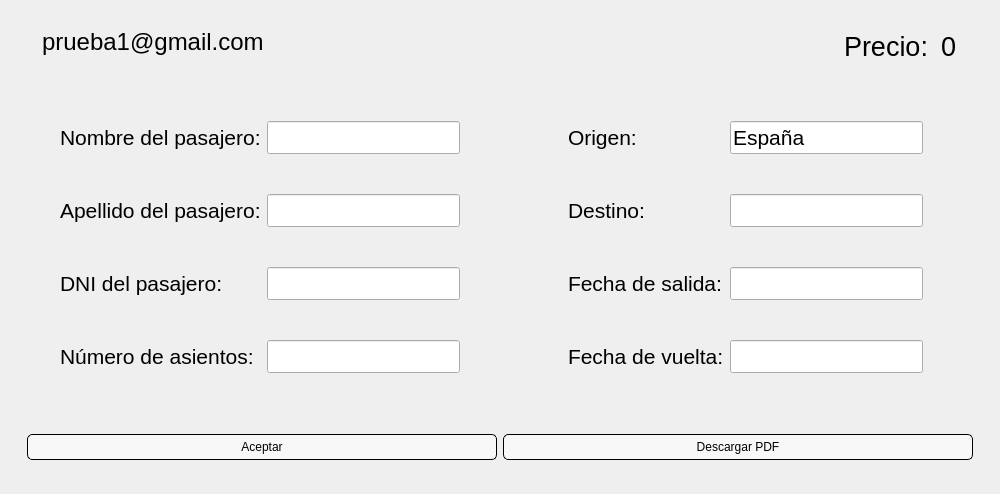
Qt form billete.ui (ilopjim13/PersistenciaDatos_PyQT) before a commit.
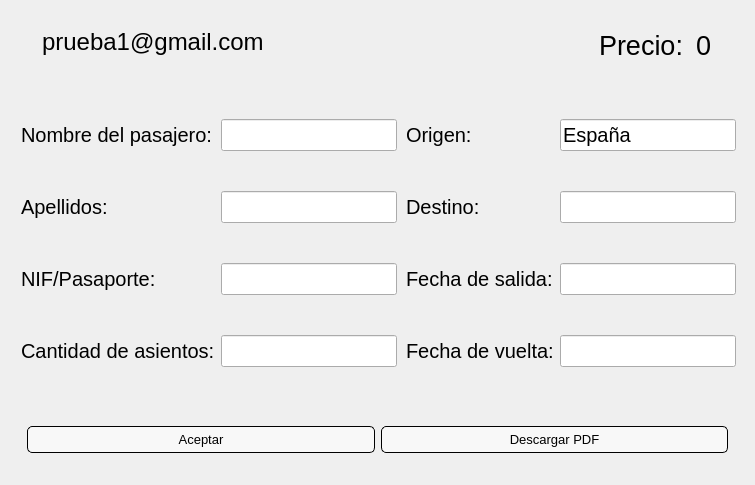
The same form after that commit. Icons and pictures are not drawn.

```diff
--- a/billete.ui
+++ b/billete.ui
@@ -6,20 +6,20 @@
    <rect>
     <x>0</x>
     <y>0</y>
-    <width>1000</width>
-    <height>494</height>
+    <width>755</width>
+    <height>485</height>
    </rect>
   </property>
   <property name="minimumSize">
    <size>
-    <width>1000</width>
-    <height>494</height>
+    <width>755</width>
+    <height>485</height>
    </size>
   </property>
   <property name="maximumSize">
    <size>
-    <width>1000</width>
-    <height>494</height>
+    <width>755</width>
+    <height>490</height>
    </size>
   </property>
   <property name="windowTitle">
@@ -142,6 +142,9 @@
               <property name="text">
                <string>prueba1@gmail.com</string>
               </property>
+              <property name="readOnly">
+               <bool>true</bool>
+              </property>
              </widget>
             </item>
            </layout>
@@ -257,7 +260,7 @@
             <widget class="QLabel" name="nombreDelPasajeroLabel">
              <property name="font">
               <font>
-               <pointsize>16</pointsize>
+               <pointsize>15</pointsize>
               </font>
              </property>
              <property name="text">
@@ -269,7 +272,7 @@
             <widget class="QLineEdit" name="te_nombre">
              <property name="font">
               <font>
-               <pointsize>16</pointsize>
+               <pointsize>15</pointsize>
               </font>
              </property>
              <property name="readOnly">
@@ -281,11 +284,11 @@
             <widget class="QLabel" name="apellidoDelPasajeroLabel">
              <property name="font">
               <font>
-               <pointsize>16</pointsize>
+               <pointsize>15</pointsize>
               </font>
              </property>
              <property name="text">
-              <string>Apellido del pasajero:</string>
+              <string>Apellidos:</string>
              </property>
             </widget>
            </item>
@@ -293,7 +296,7 @@
             <widget class="QLineEdit" name="te_apellido">
              <property name="font">
               <font>
-               <pointsize>16</pointsize>
+               <pointsize>15</pointsize>
               </font>
              </property>
              <property name="readOnly">
@@ -305,11 +308,11 @@
             <widget class="QLabel" name="dNIDelPasajeroLabel">
              <property name="font">
               <font>
-               <pointsize>16</pointsize>
+               <pointsize>15</pointsize>
               </font>
              </property>
              <property name="text">
-              <string>DNI del pasajero:</string>
+              <string>NIF/Pasaporte:</string>
              </property>
             </widget>
            </item>
@@ -317,7 +320,7 @@
             <widget class="QLineEdit" name="te_dni">
              <property name="font">
               <font>
-               <pointsize>16</pointsize>
+               <pointsize>15</pointsize>
               </font>
              </property>
              <property name="readOnly">
@@ -329,11 +332,11 @@
             <widget class="QLabel" name="nMeroDeAsientosLabel">
              <property name="font">
               <font>
-               <pointsize>16</pointsize>
+               <pointsize>15</pointsize>
               </font>
              </property>
              <property name="text">
-              <string>Número de asientos:</string>
+              <string>Cantidad de asientos:</string>
              </property>
             </widget>
            </item>
@@ -341,7 +344,7 @@
             <widget class="QLineEdit" name="te_asientos">
              <property name="font">
               <font>
-               <pointsize>16</pointsize>
+               <pointsize>15</pointsize>
               </font>
              </property>
              <property name="readOnly">
@@ -384,7 +387,7 @@
             <widget class="QLabel" name="ql_origen">
              <property name="font">
               <font>
-               <pointsize>16</pointsize>
+               <pointsize>15</pointsize>
               </font>
              </property>
              <property name="text">
@@ -396,7 +399,7 @@
             <widget class="QLineEdit" name="Le_origen">
              <property name="font">
               <font>
-               <pointsize>16</pointsize>
+               <pointsize>15</pointsize>
               </font>
              </property>
              <property name="cursor">
@@ -414,7 +417,7 @@
             <widget class="QLabel" name="destinoLabel">
              <property name="font">
               <font>
-               <pointsize>16</pointsize>
+               <pointsize>15</pointsize>
               </font>
              </property>
              <property name="text">
@@ -426,7 +429,7 @@
             <widget class="QLineEdit" name="te_destino">
              <property name="font">
               <font>
-               <pointsize>16</pointsize>
+               <pointsize>15</pointsize>
               </font>
              </property>
              <property name="readOnly">
@@ -438,7 +441,7 @@
             <widget class="QLabel" name="fechaDeSalidaLabel">
              <property name="font">
               <font>
-               <pointsize>16</pointsize>
+               <pointsize>15</pointsize>
               </font>
              </property>
              <property name="text">
@@ -450,7 +453,7 @@
             <widget class="QLineEdit" name="te_salida">
              <property name="font">
               <font>
-               <pointsize>16</pointsize>
+               <pointsize>15</pointsize>
               </font>
              </property>
              <property name="readOnly">
@@ -462,7 +465,7 @@
             <widget class="QLabel" name="fechaDeVueltaLabel">
              <property name="font">
               <font>
-               <pointsize>16</pointsize>
+               <pointsize>15</pointsize>
               </font>
              </property>
              <property name="text">
@@ -474,7 +477,7 @@
             <widget class="QLineEdit" name="te_regreso">
              <property name="font">
               <font>
-               <pointsize>16</pointsize>
+               <pointsize>15</pointsize>
               </font>
              </property>
              <property name="readOnly">
@@ -494,6 +497,11 @@
           </property>
           <item>
            <widget class="QPushButton" name="bt_aceptar">
+            <property name="font">
+             <font>
+              <pointsize>10</pointsize>
+             </font>
+            </property>
             <property name="text">
              <string>Aceptar</string>
             </property>
@@ -501,6 +509,11 @@
           </item>
           <item>
            <widget class="QPushButton" name="bt_descargar">
+            <property name="font">
+             <font>
+              <pointsize>10</pointsize>
+             </font>
+            </property>
             <property name="text">
              <string>Descargar PDF</string>
             </property>
```
